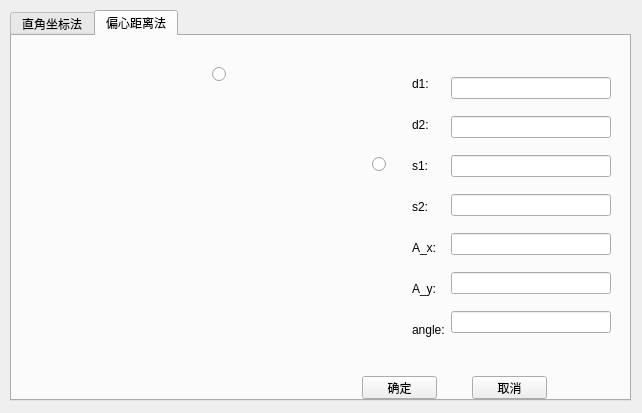
Qt form GIS_Project/pianxin.ui (WZhutian/GIS_Project) before a commit.
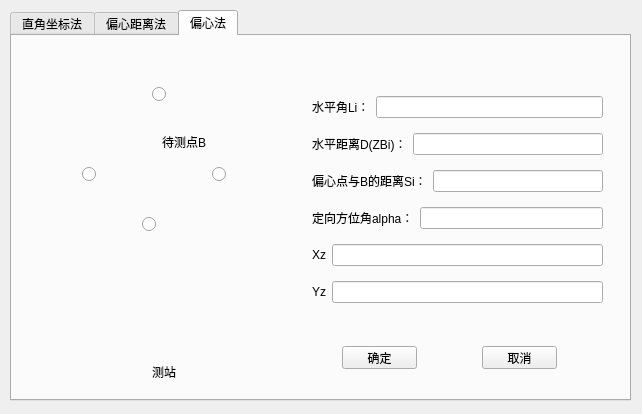
The same form after that commit. Icons and pictures are not drawn.

Commit message: 修改偏心方法

Diff of the .ui file:
```diff
--- a/GIS_Project/pianxin.ui
+++ b/GIS_Project/pianxin.ui
@@ -7,7 +7,7 @@
     <x>0</x>
     <y>0</y>
     <width>642</width>
-    <height>413</height>
+    <height>414</height>
    </rect>
   </property>
   <property name="windowTitle">
@@ -23,7 +23,7 @@
     </rect>
    </property>
    <property name="currentIndex">
-    <number>1</number>
+    <number>2</number>
    </property>
    <widget class="QWidget" name="zhijiao">
     <attribute name="title">
@@ -200,18 +200,18 @@
       <string>取消</string>
      </property>
     </widget>
-    <widget class="QWidget" name="">
+    <widget class="QWidget" name="layoutWidget">
      <property name="geometry">
       <rect>
        <x>400</x>
-       <y>30</y>
-       <width>199</width>
-       <height>281</height>
+       <y>32</y>
+       <width>179</width>
+       <height>248</height>
       </rect>
      </property>
-     <layout class="QHBoxLayout" name="horizontalLayout">
+     <layout class="QVBoxLayout" name="verticalLayout">
       <item>
-       <layout class="QVBoxLayout" name="verticalLayout">
+       <layout class="QHBoxLayout" name="horizontalLayout">
         <item>
          <widget class="QLabel" name="label_3">
           <property name="text">
@@ -220,6 +220,13 @@
          </widget>
         </item>
         <item>
+         <widget class="QLineEdit" name="d1"/>
+        </item>
+       </layout>
+      </item>
+      <item>
+       <layout class="QHBoxLayout" name="horizontalLayout_2">
+        <item>
          <widget class="QLabel" name="label_4">
           <property name="text">
            <string>d2:</string>
@@ -227,6 +234,13 @@
          </widget>
         </item>
         <item>
+         <widget class="QLineEdit" name="d2"/>
+        </item>
+       </layout>
+      </item>
+      <item>
+       <layout class="QHBoxLayout" name="horizontalLayout_3">
+        <item>
          <widget class="QLabel" name="label_7">
           <property name="text">
            <string>s1:</string>
@@ -234,6 +248,13 @@
          </widget>
         </item>
         <item>
+         <widget class="QLineEdit" name="s1"/>
+        </item>
+       </layout>
+      </item>
+      <item>
+       <layout class="QHBoxLayout" name="horizontalLayout_4">
+        <item>
          <widget class="QLabel" name="label_8">
           <property name="text">
            <string>s2:</string>
@@ -241,6 +262,13 @@
          </widget>
         </item>
         <item>
+         <widget class="QLineEdit" name="s2"/>
+        </item>
+       </layout>
+      </item>
+      <item>
+       <layout class="QHBoxLayout" name="horizontalLayout_5">
+        <item>
          <widget class="QLabel" name="label_9">
           <property name="text">
            <string>A_x:</string>
@@ -248,6 +276,13 @@
          </widget>
         </item>
         <item>
+         <widget class="QLineEdit" name="A_x"/>
+        </item>
+       </layout>
+      </item>
+      <item>
+       <layout class="QHBoxLayout" name="horizontalLayout_6">
+        <item>
          <widget class="QLabel" name="label_10">
           <property name="text">
            <string>A_y:</string>
@@ -255,34 +290,19 @@
          </widget>
         </item>
         <item>
+         <widget class="QLineEdit" name="A_y"/>
+        </item>
+       </layout>
+      </item>
+      <item>
+       <layout class="QHBoxLayout" name="horizontalLayout_7">
+        <item>
          <widget class="QLabel" name="label_11">
           <property name="text">
            <string>angle:</string>
           </property>
          </widget>
         </item>
-       </layout>
-      </item>
-      <item>
-       <layout class="QVBoxLayout" name="verticalLayout_2">
-        <item>
-         <widget class="QLineEdit" name="d1"/>
-        </item>
-        <item>
-         <widget class="QLineEdit" name="d2"/>
-        </item>
-        <item>
-         <widget class="QLineEdit" name="s1"/>
-        </item>
-        <item>
-         <widget class="QLineEdit" name="s2"/>
-        </item>
-        <item>
-         <widget class="QLineEdit" name="A_x"/>
-        </item>
-        <item>
-         <widget class="QLineEdit" name="A_y"/>
-        </item>
         <item>
          <widget class="QLineEdit" name="angle"/>
         </item>
@@ -310,6 +330,227 @@
     <zorder>pianxin_OK</zorder>
     <zorder>pianxin_cancel</zorder>
    </widget>
+   <widget class="QWidget" name="tab">
+    <attribute name="title">
+     <string>偏心法</string>
+    </attribute>
+    <widget class="QLabel" name="label_12">
+     <property name="geometry">
+      <rect>
+       <x>50</x>
+       <y>50</y>
+       <width>181</width>
+       <height>291</height>
+      </rect>
+     </property>
+     <property name="styleSheet">
+      <string notr="true">background-image: url(:/new/prefix1/pianxinfa.png);</string>
+     </property>
+     <property name="text">
+      <string/>
+     </property>
+    </widget>
+    <widget class="QLabel" name="label_13">
+     <property name="geometry">
+      <rect>
+       <x>140</x>
+       <y>330</y>
+       <width>54</width>
+       <height>12</height>
+      </rect>
+     </property>
+     <property name="text">
+      <string>测站</string>
+     </property>
+    </widget>
+    <widget class="QLabel" name="label_14">
+     <property name="geometry">
+      <rect>
+       <x>150</x>
+       <y>100</y>
+       <width>54</width>
+       <height>12</height>
+      </rect>
+     </property>
+     <property name="text">
+      <string>待测点B</string>
+     </property>
+    </widget>
+    <widget class="QPushButton" name="OK">
+     <property name="geometry">
+      <rect>
+       <x>330</x>
+       <y>310</y>
+       <width>75</width>
+       <height>23</height>
+      </rect>
+     </property>
+     <property name="text">
+      <string>确定</string>
+     </property>
+    </widget>
+    <widget class="QPushButton" name="cancel">
+     <property name="geometry">
+      <rect>
+       <x>470</x>
+       <y>310</y>
+       <width>75</width>
+       <height>23</height>
+      </rect>
+     </property>
+     <property name="text">
+      <string>取消</string>
+     </property>
+    </widget>
+    <widget class="QRadioButton" name="radioButton_up_2">
+     <property name="geometry">
+      <rect>
+       <x>140</x>
+       <y>50</y>
+       <width>89</width>
+       <height>16</height>
+      </rect>
+     </property>
+     <property name="text">
+      <string/>
+     </property>
+    </widget>
+    <widget class="QRadioButton" name="radioButton_left_2">
+     <property name="geometry">
+      <rect>
+       <x>70</x>
+       <y>130</y>
+       <width>89</width>
+       <height>16</height>
+      </rect>
+     </property>
+     <property name="text">
+      <string/>
+     </property>
+    </widget>
+    <widget class="QRadioButton" name="radioButton_right_2">
+     <property name="geometry">
+      <rect>
+       <x>200</x>
+       <y>130</y>
+       <width>89</width>
+       <height>16</height>
+      </rect>
+     </property>
+     <property name="text">
+      <string/>
+     </property>
+    </widget>
+    <widget class="QRadioButton" name="radioButton_down_2">
+     <property name="geometry">
+      <rect>
+       <x>130</x>
+       <y>180</y>
+       <width>89</width>
+       <height>16</height>
+      </rect>
+     </property>
+     <property name="text">
+      <string/>
+     </property>
+    </widget>
+    <widget class="QWidget" name="layoutWidget">
+     <property name="geometry">
+      <rect>
+       <x>300</x>
+       <y>51</y>
+       <width>291</width>
+       <height>231</height>
+      </rect>
+     </property>
+     <layout class="QVBoxLayout" name="verticalLayout_2">
+      <item>
+       <layout class="QHBoxLayout" name="horizontalLayout_13">
+        <item>
+         <widget class="QLabel" name="label_15">
+          <property name="text">
+           <string>水平角Li：</string>
+          </property>
+         </widget>
+        </item>
+        <item>
+         <widget class="QLineEdit" name="Li"/>
+        </item>
+       </layout>
+      </item>
+      <item>
+       <layout class="QHBoxLayout" name="horizontalLayout_12">
+        <item>
+         <widget class="QLabel" name="label_16">
+          <property name="text">
+           <string>水平距离D(ZBi)：</string>
+          </property>
+         </widget>
+        </item>
+        <item>
+         <widget class="QLineEdit" name="DZBi"/>
+        </item>
+       </layout>
+      </item>
+      <item>
+       <layout class="QHBoxLayout" name="horizontalLayout_11">
+        <item>
+         <widget class="QLabel" name="label_17">
+          <property name="text">
+           <string>偏心点与B的距离Si：</string>
+          </property>
+         </widget>
+        </item>
+        <item>
+         <widget class="QLineEdit" name="Si"/>
+        </item>
+       </layout>
+      </item>
+      <item>
+       <layout class="QHBoxLayout" name="horizontalLayout_10">
+        <item>
+         <widget class="QLabel" name="label_18">
+          <property name="text">
+           <string>定向方位角alpha：</string>
+          </property>
+         </widget>
+        </item>
+        <item>
+         <widget class="QLineEdit" name="alpha"/>
+        </item>
+       </layout>
+      </item>
+      <item>
+       <layout class="QHBoxLayout" name="horizontalLayout_14">
+        <item>
+         <widget class="QLabel" name="label_19">
+          <property name="text">
+           <string>Xz</string>
+          </property>
+         </widget>
+        </item>
+        <item>
+         <widget class="QLineEdit" name="Xz"/>
+        </item>
+       </layout>
+      </item>
+      <item>
+       <layout class="QHBoxLayout" name="horizontalLayout_15">
+        <item>
+         <widget class="QLabel" name="label_20">
+          <property name="text">
+           <string>Yz</string>
+          </property>
+         </widget>
+        </item>
+        <item>
+         <widget class="QLineEdit" name="Yz"/>
+        </item>
+       </layout>
+      </item>
+     </layout>
+    </widget>
+   </widget>
   </widget>
  </widget>
  <resources/>
```
Left out of the diff: 43 changed lines with no effect on the pictures. The commit also changes 5 other files.
